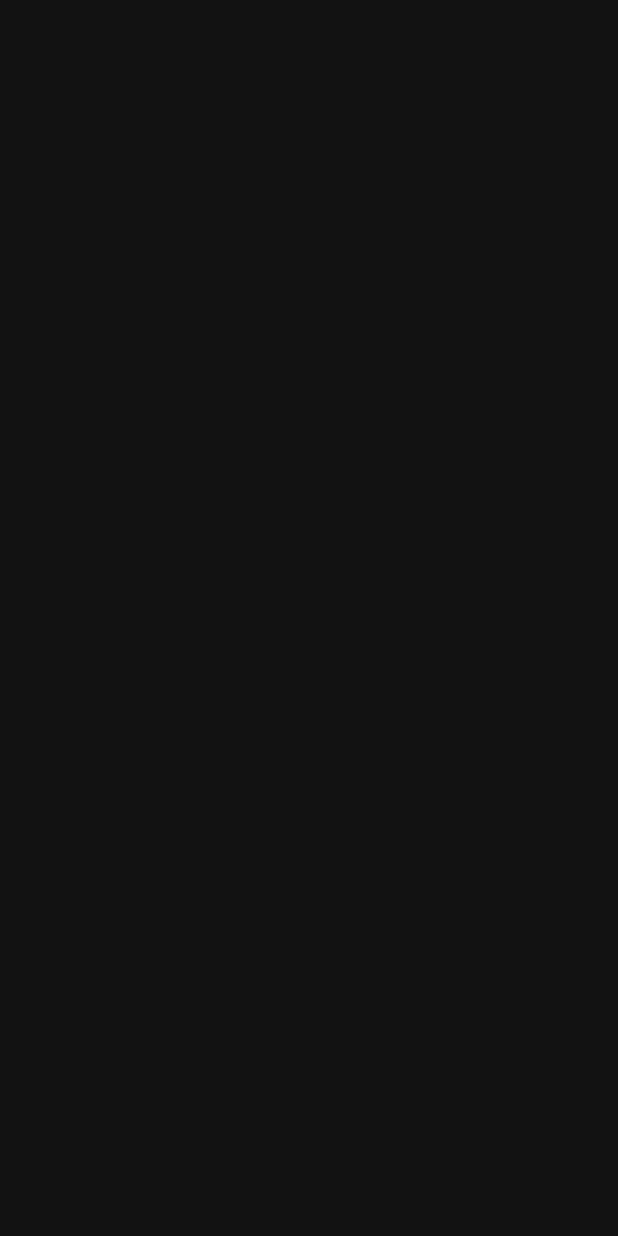
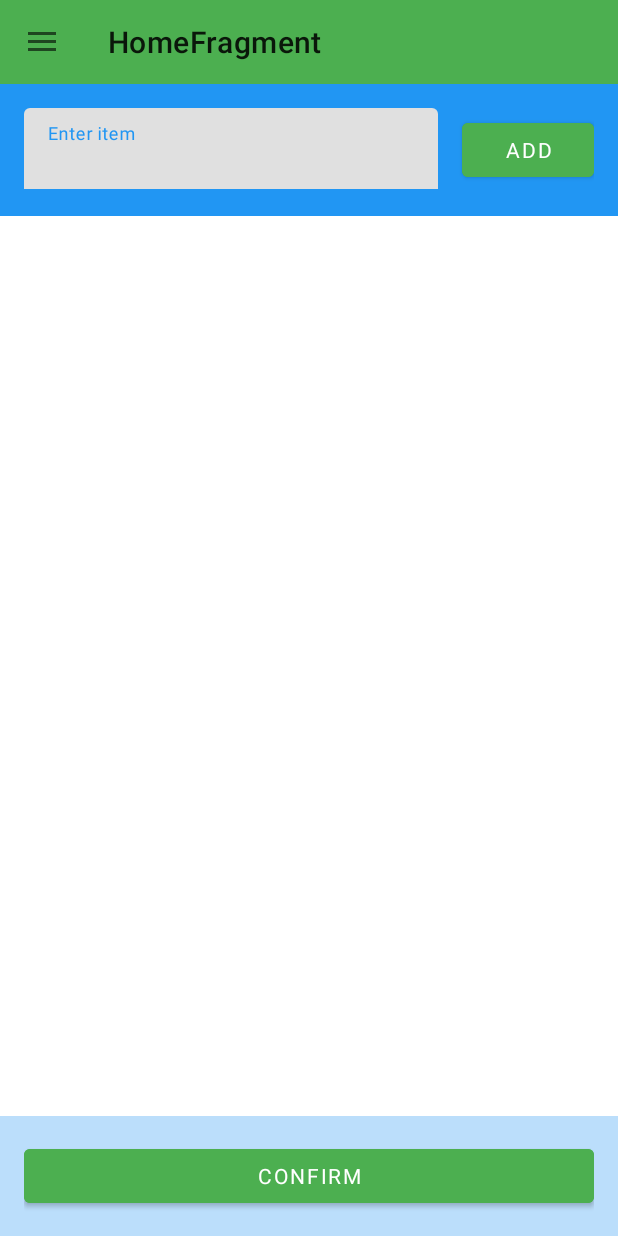
Before and after one commit to yuheng-liu/HandyTools, an Android app: the screen it shows after launch (MainActivity), on a phone screen of 412 x 824 dp. Before the commit the screen is empty. Run offline under Robolectric (Android 15) with nearby library versions, the light colour scheme and no system bars; our stand-ins replace navigation-ui.

Commit message:
Update
1. Added home fragment
2. Added drawer and tool bar
3. Change app colors

```diff
--- a/app/src/main/java/com/fisherman/ordertogether/MainActivity.java
+++ b/app/src/main/java/com/fisherman/ordertogether/MainActivity.java
@@ -1,7 +1,86 @@
 package com.fisherman.ordertogether;
 
+import android.os.Bundle;
+import android.view.MenuItem;
+
+import androidx.annotation.NonNull;
+import androidx.annotation.Nullable;
 import androidx.appcompat.app.AppCompatActivity;
+import androidx.appcompat.widget.Toolbar;
+import androidx.drawerlayout.widget.DrawerLayout;
+import androidx.navigation.NavController;
+import androidx.navigation.Navigation;
+import androidx.navigation.ui.NavigationUI;
 
-public class MainActivity  extends AppCompatActivity {
+import com.google.android.material.navigation.NavigationView;
+import com.google.android.material.snackbar.Snackbar;
 
+public class MainActivity  extends AppCompatActivity implements NavigationView.OnNavigationItemSelectedListener{
+
+    private Toolbar toolbar;
+    private DrawerLayout drawerLayout;
+    private NavController navController;
+    private NavigationView navigationView;
+    private Snackbar snackbar;
+
+    @Override
+    protected void onCreate(@Nullable Bundle savedInstanceState) {
+        super.onCreate(savedInstanceState);
+        setContentView(R.layout.activity_main);
+
+        setupNavigation();
+    }
+
+    private void setupNavigation(){
+
+        // attaching view components to view variables
+        toolbar = findViewById(R.id.toolbar);
+        drawerLayout = findViewById(R.id.drawer_layout);
+        navigationView = findViewById(R.id.navigationView);
+
+        // toolbar setup
+        setSupportActionBar(toolbar);
+//        getSupportActionBar().setIcon(R.drawable.ic_android_black_24dp);
+//        getSupportActionBar().setDisplayHomeAsUpEnabled(true);
+//        getSupportActionBar().setDisplayShowHomeEnabled(true);
+
+        // navController setup
+        navController = Navigation.findNavController(this, R.id.nav_host_fragment);
+        NavigationUI.setupActionBarWithNavController(this, navController, drawerLayout);
+        NavigationUI.setupWithNavController(navigationView, navController);
+        navigationView.setNavigationItemSelectedListener(this);
+    }
+
+    @Override
+    protected void onStart() {
+        super.onStart();
+    }
+
+    @Override
+    protected void onStop() {
+        super.onStop();
+    }
+
+    @Override
+    public boolean onNavigationItemSelected(@NonNull MenuItem item) {
+        item.setChecked(true);
+        drawerLayout.closeDrawers();
+        int id = item.getItemId();
+
+//        switch (id) {
+//            case R.id.navigation:
+////                navController.navigate(R.id.navigationFragment);
+//                break;
+//            case R.id.view_model:
+////                navController.navigate(R.id.viewModelFragment);
+//                break;
+//            case R.id.broadcast_receiver:
+////                navController.navigate(R.id.broadcastReceiverFragment);
+//                break;
+//            case R.id.facebook_google:
+////                navController.navigate(R.id.socialLoginFragment);
+//                break;
+//        }
+        return true;
+    }
 }
--- a/app/src/main/java/com/fisherman/ordertogether/fragments/HomeFragment.java
+++ b/app/src/main/java/com/fisherman/ordertogether/fragments/HomeFragment.java
@@ -9,9 +9,12 @@ import androidx.annotation.NonNull;
 import androidx.annotation.Nullable;
 import androidx.fragment.app.Fragment;
 
+import com.fisherman.ordertogether.R;
+
 public class HomeFragment extends Fragment {
 
     private View mView;
+
 
     @Override
     public void onCreate(@Nullable Bundle savedInstanceState) {
@@ -21,7 +24,10 @@ public class HomeFragment extends Fragment {
     @Nullable
     @Override
     public View onCreateView(@NonNull LayoutInflater inflater, @Nullable ViewGroup container, @Nullable Bundle savedInstanceState) {
-        return super.onCreateView(inflater, container, savedInstanceState);
+        mView = inflater.inflate(R.layout.fragment_home, container, false);
+
+
+        return mView;
     }
 
 }
--- a/app/src/main/res/layout/activity_main.xml
+++ b/app/src/main/res/layout/activity_main.xml
@@ -1,23 +1,40 @@
 <?xml version="1.0" encoding="utf-8"?>
-<androidx.constraintlayout.widget.ConstraintLayout
+<androidx.drawerlayout.widget.DrawerLayout
     xmlns:android="http://schemas.android.com/apk/res/android"
     xmlns:app="http://schemas.android.com/apk/res-auto"
     xmlns:tools="http://schemas.android.com/tools"
+    android:id="@+id/drawer_layout"
     android:layout_width="match_parent"
     android:layout_height="match_parent"
+    android:orientation="vertical"
     tools:context=".MainActivity">
 
+    <LinearLayout
+        android:layout_width="match_parent"
+        android:layout_height="match_parent"
+        android:orientation="vertical">
+
+        <include layout="@layout/toolbar"/>
+
+        <!--for navigation component-->
         <fragment
             android:id="@+id/nav_host_fragment"
             android:name="androidx.navigation.fragment.NavHostFragment"
-        android:layout_width="0dp"
-        android:layout_height="0dp"
-        app:layout_constraintLeft_toLeftOf="parent"
-        app:layout_constraintRight_toRightOf="parent"
-        app:layout_constraintTop_toTopOf="parent"
-        app:layout_constraintBottom_toBottomOf="parent"
-
+            android:layout_width="match_parent"
+            android:layout_height="match_parent"
             app:defaultNavHost="true"
             app:navGraph="@navigation/nav_graph" />
+    </LinearLayout>
 
-</androidx.constraintlayout.widget.ConstraintLayout>
+    <!--for drawer view, to populate it with items, recommended to
+    use this for better compatibility with navigation compoenent-->
+    <com.google.android.material.navigation.NavigationView
+        android:id="@+id/navigationView"
+        android:layout_width="wrap_content"
+        android:layout_height="match_parent"
+        android:layout_gravity="start"
+        android:fitsSystemWindows="true"
+        app:headerLayout="@layout/drawer_header"
+        app:menu="@menu/drawer_menu" />
+
+</androidx.drawerlayout.widget.DrawerLayout>
--- a/app/src/main/res/layout/fragment_home.xml
+++ b/app/src/main/res/layout/fragment_home.xml
@@ -1,34 +1,48 @@
 <?xml version="1.0" encoding="utf-8"?>
-<LinearLayout
-    xmlns:android="http://schemas.android.com/apk/res/android"
+<LinearLayout xmlns:android="http://schemas.android.com/apk/res/android"
     android:layout_width="match_parent"
     android:layout_height="match_parent"
+    xmlns:app="http://schemas.android.com/apk/res-auto"
     android:orientation="vertical">
 
-    <FrameLayout
+    <RelativeLayout
         android:layout_width="match_parent"
         android:layout_height="wrap_content"
         android:padding="@dimen/fragment_border_padding"
-        android:background="@color/colorPrimary"
-        android:layout_gravity="top">
+        android:background="@color/colorPrimary">
 
         <com.google.android.material.textfield.TextInputLayout
-            android:layout_width="match_parent"
-            android:layout_height="wrap_content">
+            android:id="@+id/til_new_item"
+            android:layout_width="wrap_content"
+            android:layout_height="wrap_content"
+            android:layout_marginEnd="@dimen/fragment_border_padding"
+            android:layout_alignParentStart="true"
+            android:layout_toStartOf="@id/img_btn_add_new_item"
+            android:hint="Enter item">
 
             <com.google.android.material.textfield.TextInputEditText
                 android:layout_width="match_parent"
-                android:layout_height="wrap_content" />
+                android:layout_height="wrap_content"
+                android:inputType="text"/>
 
         </com.google.android.material.textfield.TextInputLayout>
-    </FrameLayout>
+
+        <com.google.android.material.button.MaterialButton
+            android:id="@+id/img_btn_add_new_item"
+            android:layout_width="wrap_content"
+            android:layout_height="wrap_content"
+            android:layout_alignParentEnd="true"
+            android:layout_centerVertical="true"
+            android:backgroundTint="@color/colorAccent"
+            android:text="@string/add"/>
+
+    </RelativeLayout>
 
     <ScrollView
         android:layout_width="match_parent"
         android:layout_height="0dp"
         android:layout_marginTop="@dimen/spacing_between_components_vertical"
-        android:layout_weight="1"
-        android:background="@color/LightGrey">
+        android:layout_weight="1">
 
         <LinearLayout
             android:layout_width="match_parent"
@@ -43,13 +57,14 @@
         android:layout_height="wrap_content"
         android:padding="@dimen/fragment_border_padding"
         android:layout_marginTop="@dimen/spacing_between_components_vertical"
-        android:background="@color/colorAccent"
+        android:background="@color/colorPrimaryLight"
         android:layout_gravity="bottom">
 
         <com.google.android.material.button.MaterialButton
             android:layout_width="match_parent"
             android:layout_height="wrap_content"
-            android:text="@string/confirm"
-            />
+            android:backgroundTint="@color/colorAccent"
+            android:text="@string/confirm" />
+
     </FrameLayout>
 </LinearLayout>
--- /dev/null
+++ b/app/src/main/res/layout/toolbar.xml
@@ -0,0 +1,10 @@
+<?xml version="1.0" encoding="utf-8"?>
+<!--popupTheme for options menu, while theme is for action bar-->
+<androidx.appcompat.widget.Toolbar xmlns:android="http://schemas.android.com/apk/res/android"
+    xmlns:app="http://schemas.android.com/apk/res-auto"
+    android:layout_width="match_parent"
+    android:layout_height="?attr/actionBarSize"
+    android:background="@color/colorAccent"
+    app:popupTheme="@style/Theme.AppCompat.Light"
+    android:id="@+id/toolbar">
+</androidx.appcompat.widget.Toolbar>
--- /dev/null
+++ b/app/src/main/res/menu/drawer_menu.xml
@@ -0,0 +1,38 @@
+<?xml version="1.0" encoding="utf-8"?>
+<menu xmlns:android="http://schemas.android.com/apk/res/android">
+
+    <group
+        android:id="@+id/group1"
+        android:checkableBehavior="single">
+
+<!--        <item-->
+<!--            android:id="@+id/navigation"-->
+<!--            android:icon="@drawable/ic_android_black_24dp"-->
+<!--            android:title="Navigation" />-->
+
+<!--        <item-->
+<!--            android:id="@+id/view_model"-->
+<!--            android:icon="@drawable/ic_attach_money_black_24dp"-->
+<!--            android:title="View Model" />-->
+
+<!--        <item-->
+<!--            android:id="@+id/broadcast_receiver"-->
+<!--            android:icon="@drawable/ic_save_black_24dp"-->
+<!--            android:title="Broadcast Receiver" />-->
+
+    </group>
+
+    <group
+        android:id="@+id/group2"
+        android:checkableBehavior="single">
+
+<!--        <item-->
+<!--            android:id="@+id/facebook_google"-->
+<!--            android:icon="@drawable/ic_add_black_24dp"-->
+<!--            android:title="Facebook/Google" />-->
+<!--        <item-->
+<!--            android:id="@+id/fifth"-->
+<!--            android:icon="@drawable/ic_forward_black_24dp"-->
+<!--            android:title="5" />-->
+    </group>
+</menu>
--- a/app/src/main/res/values/colors.xml
+++ b/app/src/main/res/values/colors.xml
@@ -1,10 +1,13 @@
 <?xml version="1.0" encoding="utf-8"?>
 <resources>
     // app colors
-    <color name="colorPrimary">#6200ee</color>
-    <color name="colorPrimaryVariant">#3700b3</color>
-    <color name="colorAccent">#03dac6</color>
-    <color name="colorAccentVariant">#018786</color>
+    <color name="colorPrimary">#2196F3</color>
+    <color name="colorPrimaryLight">#BBDEFB</color>
+    <color name="colorPrimaryDark">#1976D2</color>
+    <color name="colorAccent">#4CAF50</color>
+    <color name="colorTextPrimary">#212121</color>
+    <color name="colorTextSecondary">#757575</color>
+    <color name="colorDivider">#BDBDBD</color>
 
     // common colors
     <color name="White">#FFFFFF</color>
--- a/app/src/main/res/values/strings.xml
+++ b/app/src/main/res/values/strings.xml
@@ -1,4 +1,8 @@
 <resources>
     <string name="app_name">OrderTogether</string>
     <string name="confirm">Confirm</string>
+
+    <!-- common words -->
+    <string name="add">add</string>
+
 </resources>
--- a/app/src/main/res/values/styles.xml
+++ b/app/src/main/res/values/styles.xml
@@ -1,11 +1,14 @@
 <resources>
 
     <!-- Base application theme. -->
-    <style name="AppTheme" parent="Theme.MaterialComponents.NoActionBar">
-        <!-- Customize your theme here. -->
+    <style name="AppTheme" parent="Theme.MaterialComponents.Light.NoActionBar">
+        <!-- App colors -->
         <item name="colorPrimary">@color/colorPrimary</item>
-        <item name="colorPrimaryDark">@color/colorPrimaryVariant</item>
+        <item name="colorPrimaryDark">@color/colorPrimaryDark</item>
         <item name="colorAccent">@color/colorAccent</item>
+
+        <!-- Font -->
+        <item name="android:fontFamily">sans-serif</item>
     </style>
 
 </resources>
--- a/build.gradle
+++ b/build.gradle
@@ -1,7 +1,6 @@
 // Top-level build file where you can add configuration options common to all sub-projects/modules.
 
 buildscript {
-    ext.kotlin_version = '1.3.50'
     repositories {
         google()
         jcenter()
@@ -9,8 +8,7 @@ buildscript {
     }
     dependencies {
         classpath 'com.android.tools.build:gradle:3.5.0'
-        classpath "org.jetbrains.kotlin:kotlin-gradle-plugin:$kotlin_version"
-        classpath 'android.arch.navigation:navigation-safe-args-gradle-plugin:1.0.0'
+
         // NOTE: Do not place your application dependencies here; they belong
         // in the individual module build.gradle files
     }
```
Also changed, not shown: app/build.gradle (+2 -7 lines), app/src/main/res/drawable/ic_add_circle_outline_black_24dp.xml (added, +9 -0 lines), app/src/main/res/layout/drawer_header.xml (added, +16 -0 lines), 1 other file. Lines whose indentation alone changed are shown as unchanged.
